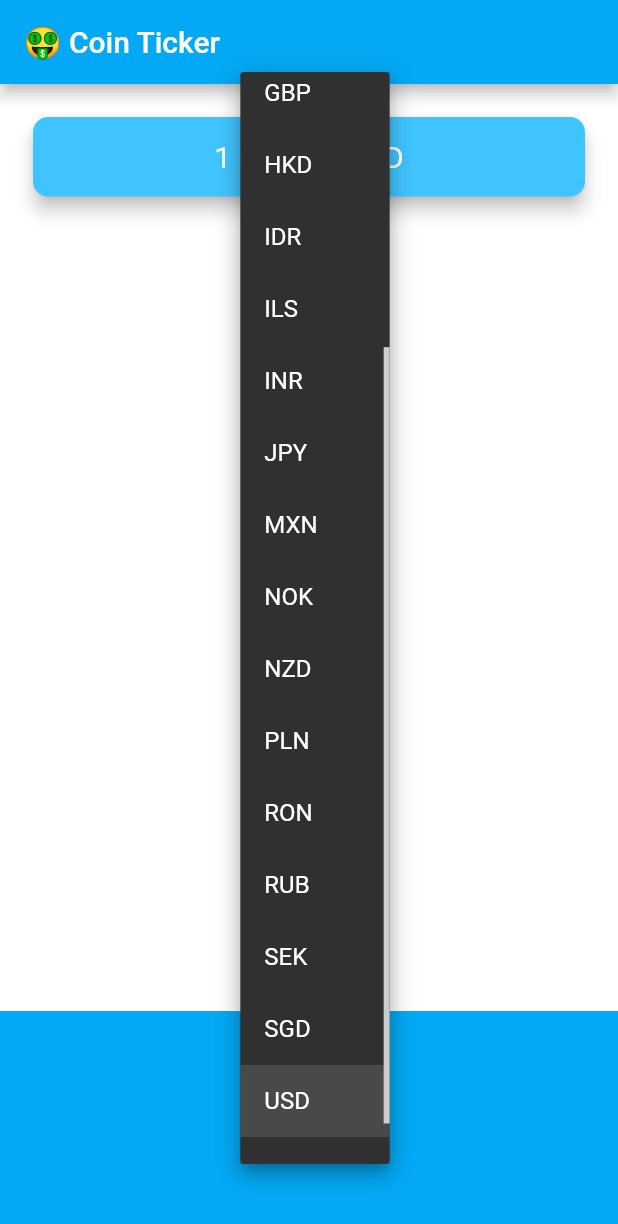
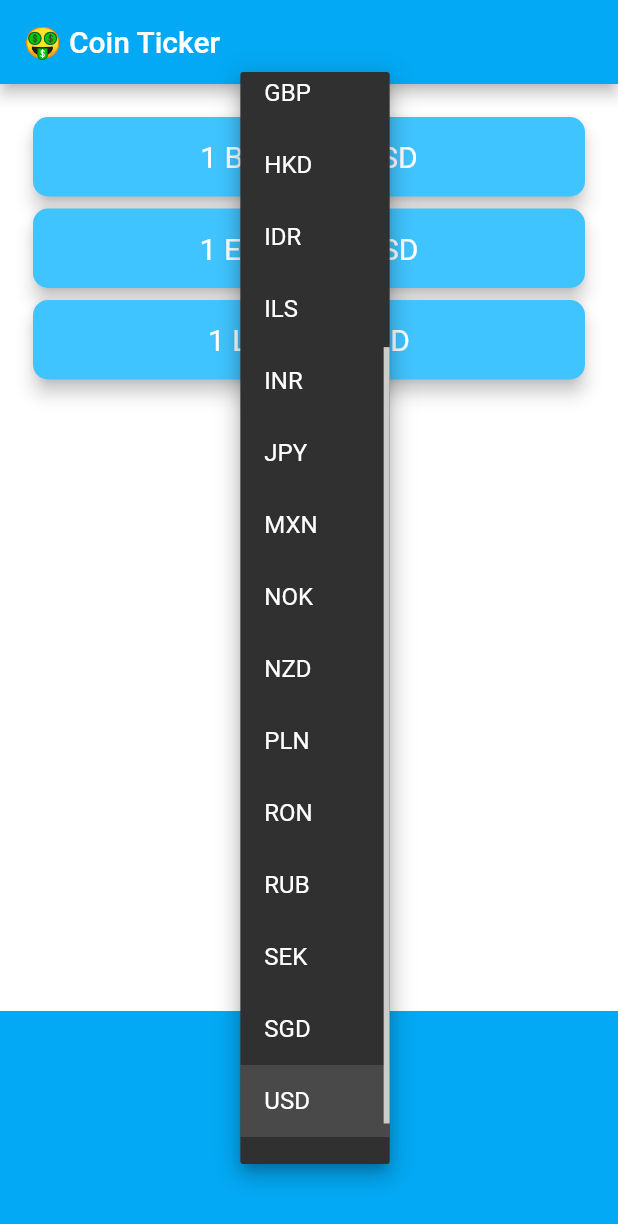
Before and after one commit to JaroslawMejer/flutter-bitcoin-app, a Flutter app: the screen it shows after launch, after a tap on "USD", on a phone screen of 412 x 824 dp. Shown: the top 1224 px of the screen. Run offline on Flutter 3.47's test engine with Material 2 defaults, Android fonts, the phone set to English and light mode, and no system bars; network calls fail.

Commit message:
Finish version 1.0

```diff
--- a/lib/coin_data.dart
+++ /dev/null
@@ -1,31 +0,0 @@
-const List<String> currenciesList = [
-  'AUD',
-  'BRL',
-  'CAD',
-  'CNY',
-  'EUR',
-  'GBP',
-  'HKD',
-  'IDR',
-  'ILS',
-  'INR',
-  'JPY',
-  'MXN',
-  'NOK',
-  'NZD',
-  'PLN',
-  'RON',
-  'RUB',
-  'SEK',
-  'SGD',
-  'USD',
-  'ZAR'
-];
-
-const List<String> cryptoList = [
-  'BTC',
-  'ETH',
-  'LTC',
-];
-
-class CoinData {}
--- a/lib/price_screen.dart
+++ b/lib/price_screen.dart
@@ -1,6 +1,6 @@
 import 'package:flutter/material.dart';
 import 'package:flutter/cupertino.dart';
-import 'coin_data.dart';
+import 'services/coin_data.dart';
 import 'dart:io'
     show Platform; // REQUIRED TO CHECK WHAT KIND OF SYSTEM USER IS USING
 
@@ -11,6 +11,66 @@ class PriceScreen extends StatefulWidget {
 
 class _PriceScreenState extends State<PriceScreen> {
   String selectedCurrency = 'USD';
+  String btcValue = 'btc';
+  String ethValue = 'eth';
+  String ltcValue = 'ltc';
+  CoinData data = CoinData();
+
+  void initState() {
+    super.initState();
+    updateUI();
+  }
+
+  void updateUI() async {
+    var btcInfo = await data.getCurrentValue('btc', selectedCurrency);
+    var ethInfo = await data.getCurrentValue('eth', selectedCurrency);
+    var ltcInfo = await data.getCurrentValue('ltc', selectedCurrency);
+
+    setState(() {
+      btcValue = btcInfo['last'].round().toString();
+      ethValue = ethInfo['last'].round().toString();
+      ltcValue = ltcInfo['last'].round().toString();
+    });
+  }
+
+  List<Card> listOfCrypto() {
+    List<Card> allCryptos = [];
+
+    String rightValue = '?';
+    int iteration = 0;
+
+    for (String crypto in cryptoList) {
+      if (iteration == 0) {
+        rightValue = btcValue;
+      } else if (iteration == 1) {
+        rightValue = ethValue;
+      } else {
+        rightValue = ltcValue;
+      }
+      var newItem = Card(
+        color: Colors.lightBlueAccent,
+        elevation: 5.0,
+        shape: RoundedRectangleBorder(
+          borderRadius: BorderRadius.circular(10.0),
+        ),
+        child: Padding(
+          padding: EdgeInsets.symmetric(vertical: 15.0, horizontal: 28.0),
+          child: Text(
+            '1 $crypto = $rightValue $selectedCurrency',
+            textAlign: TextAlign.center,
+            style: TextStyle(
+              fontSize: 20.0,
+              color: Colors.white,
+            ),
+          ),
+        ),
+      );
+      iteration++;
+      allCryptos.add(newItem);
+    }
+
+    return allCryptos;
+  }
 
   DropdownButton<String> androidDropdown() {
     List<DropdownMenuItem<String>> dropdownItems = [];
@@ -30,6 +90,7 @@ class _PriceScreenState extends State<PriceScreen> {
         setState(() {
           selectedCurrency = value;
         });
+        updateUI();
       },
     );
   }
@@ -47,6 +108,10 @@ class _PriceScreenState extends State<PriceScreen> {
       itemExtent: 32.0,
       onSelectedItemChanged: (selectedIndex) {
         print(selectedIndex);
+        setState(() {
+          selectedCurrency = selectedIndex.toString();
+        });
+        updateUI();
       },
       children: pickerItems,
     );
@@ -64,23 +129,9 @@ class _PriceScreenState extends State<PriceScreen> {
         children: <Widget>[
           Padding(
             padding: EdgeInsets.fromLTRB(18.0, 18.0, 18.0, 0),
-            child: Card(
-              color: Colors.lightBlueAccent,
-              elevation: 5.0,
-              shape: RoundedRectangleBorder(
-                borderRadius: BorderRadius.circular(10.0),
-              ),
-              child: Padding(
-                padding: EdgeInsets.symmetric(vertical: 15.0, horizontal: 28.0),
-                child: Text(
-                  '1 BTC = ? USD',
-                  textAlign: TextAlign.center,
-                  style: TextStyle(
-                    fontSize: 20.0,
-                    color: Colors.white,
-                  ),
-                ),
-              ),
+            child: Column(
+              crossAxisAlignment: CrossAxisAlignment.stretch,
+              children: listOfCrypto(),
             ),
           ),
           Container(
--- /dev/null
+++ b/lib/services/coin_data.dart
@@ -0,0 +1,47 @@
+import 'networking.dart';
+
+const bitcoinAverageUrl =
+    'https://apiv2.bitcoinaverage.com/indices/global/ticker/';
+
+const List<String> currenciesList = [
+  'AUD',
+  'BRL',
+  'CAD',
+  'CNY',
+  'EUR',
+  'GBP',
+  'HKD',
+  'IDR',
+  'ILS',
+  'INR',
+  'JPY',
+  'MXN',
+  'NOK',
+  'NZD',
+  'PLN',
+  'RON',
+  'RUB',
+  'SEK',
+  'SGD',
+  'USD',
+  'ZAR'
+];
+
+const List<String> cryptoList = [
+  'BTC',
+  'ETH',
+  'LTC',
+];
+
+class CoinData {
+  Future<dynamic> getCurrentValue(
+      String cryptoCurrency, String currency) async {
+    var url = '$bitcoinAverageUrl$cryptoCurrency$currency';
+    print(url);
+    NetworkHelper networkHelper = NetworkHelper(url);
+
+    var currentValue = await networkHelper.getData();
+
+    return currentValue;
+  }
+}
--- /dev/null
+++ b/lib/services/networking.dart
@@ -0,0 +1,21 @@
+import 'package:http/http.dart' as http;
+import 'dart:convert';
+
+class NetworkHelper {
+  NetworkHelper(this.url);
+
+  final String url;
+  Future getData() async {
+    http.Response response = await http.get(url);
+    if (response.statusCode == 200) {
+      String data = response.body;
+
+      print('Data was passed correctly');
+
+      return jsonDecode(data);
+    } else {
+      print('Data was not passed correctly');
+      print(response.statusCode);
+    }
+  }
+}
--- a/pubspec.yaml
+++ b/pubspec.yaml
@@ -10,6 +10,7 @@ dependencies:
     sdk: flutter
 
   cupertino_icons: ^0.1.2
+  http: ^0.12.0+2
 
 dev_dependencies:
   flutter_test:
```
Also changed, not shown: lib/services/card.dart (added), pubspec.lock, 1 other file.
